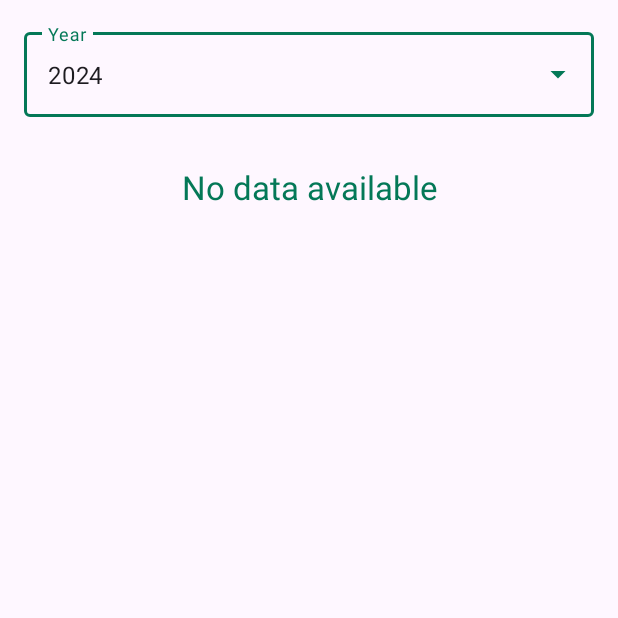
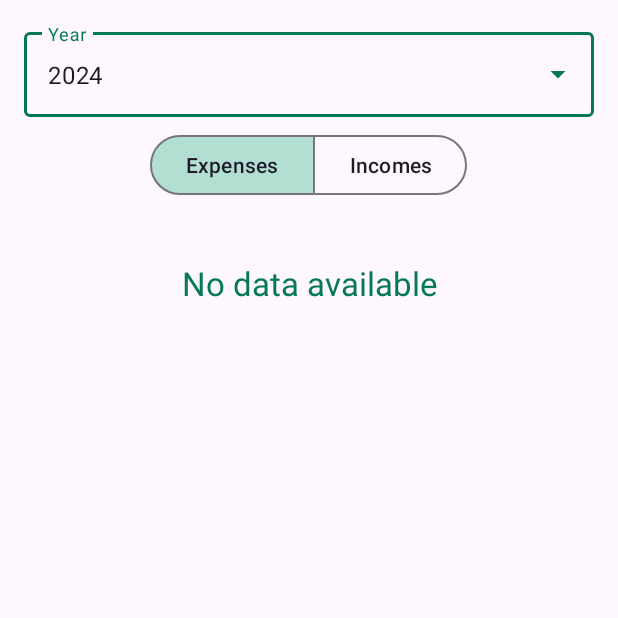
Before and after one commit to ferrariofilippo/SaveApp_Kotlin, an Android app built with Jetpack Compose: the fragment StatsByTagFragment shown on its own in the app's theme, on a phone screen of 412 x 824 dp, the top half of it. Run offline under Robolectric (Android 15) with nearby library versions, the phone set to English and light mode, and no system bars; our stand-ins replace data binding; libraries missing offline, so code that uses them is left out: com.github.mikephil.charting; plain views replace PieChart; 11 statements that could not run were skipped.

Commit message:
Feature: Added income statistics

```diff
--- a/app/src/main/java/com/ferrariofilippo/saveapp/view/StatsByTagFragment.kt
+++ b/app/src/main/java/com/ferrariofilippo/saveapp/view/StatsByTagFragment.kt
@@ -63,6 +63,13 @@ class StatsByTagFragment : Fragment() {
     }
 
     private fun setupGraph() {
+        binding.byTagTypeToggle.addOnButtonCheckedListener { _, checkedId, isChecked ->
+            if (isChecked) {
+                viewModel.setType(checkedId == binding.byTagExpensesButton.id)
+            }
+        }
+        binding.byTagTypeToggle.check(binding.byTagExpensesButton.id)
+
         viewModel.onMovementsChangeCallback = { updateGraph() }
         binding.tagsPieChart.description.text = ""
         binding.tagsPieChart.setUsePercentValues(true)
--- a/app/src/main/java/com/ferrariofilippo/saveapp/view/viewmodels/StatsByTagViewModel.kt
+++ b/app/src/main/java/com/ferrariofilippo/saveapp/view/viewmodels/StatsByTagViewModel.kt
@@ -31,7 +31,9 @@ class StatsByTagViewModel(application: Application) : AndroidViewModel(applicati
 
     private val _tagSums: MutableMap<Int, Double> = mutableMapOf()
 
-    private val _setLabel: String = application.getString(R.string.expenses_by_tag)
+    private var _setLabel: String = application.getString(R.string.expenses_by_tag)
+
+    private val _isShowingExpenses: MutableLiveData<Boolean> = MutableLiveData(true)
 
     private val _tagSumItems: MutableLiveData<List<TagMovementsSum>> = MutableLiveData(listOf())
     val tagSumItems get(): LiveData<List<TagMovementsSum>> = _tagSumItems
@@ -55,12 +57,11 @@ class StatsByTagViewModel(application: Application) : AndroidViewModel(applicati
             tags.let {
                 _tagSums.clear()
                 tags.forEach {
-                    if (!it.isIncome)
+                    if (_isShowingExpenses.value!! xor it.isIncome)
                         _tagSums[it.id] = 0.0
                 }
             }
-            calculateSums()
-            updateEntries()
+            calculateSums(_isShowingExpenses.value!!)
         }
         _year.observeForever { value ->
             viewModelScope.launch {
@@ -69,8 +70,24 @@ class StatsByTagViewModel(application: Application) : AndroidViewModel(applicati
                 _tagSums.keys.forEach {
                     _tagSums[it] = 0.0
                 }
-                calculateSums()
-                updateEntries()
+                calculateSums(_isShowingExpenses.value!!)
+            }
+        }
+        _isShowingExpenses.observeForever { value ->
+            _setLabel = if (value)
+                application.getString(R.string.expenses_by_tag)
+            else
+                application.getString(R.string.incomes_by_tag)
+
+            viewModelScope.launch {
+                _movements = _app.movementRepository.getAllTaggedByYear(_year.value!!)
+                _showEmptyMessage.value = _movements.isEmpty()
+                _tagSums.clear()
+                _tags.value?.forEach {
+                    if (value xor it.isIncome)
+                        _tagSums[it.id] = 0.0
+                }
+                calculateSums(value)
             }
         }
     }
@@ -80,15 +97,20 @@ class StatsByTagViewModel(application: Application) : AndroidViewModel(applicati
         _year.value = value
     }
 
-    private fun calculateSums() {
+    fun setType(isExpenses: Boolean) {
+        _isShowingExpenses.value = isExpenses
+    }
+
+    private fun calculateSums(selectExpenses: Boolean) {
         _movements.forEach {
-            if (!TagUtil.incomeTagIds.contains(it.tagId)) {
+            if (selectExpenses xor TagUtil.incomeTagIds.contains(it.tagId)) {
                 _tagSums[it.tagId] = (_tagSums[it.tagId] ?: 0.0) + it.amount
             }
         }
+        updateEntries(selectExpenses)
     }
 
-    private fun updateEntries() {
+    private fun updateEntries(selectExpenses: Boolean) {
         var generalSum = 0.0
         _tagSums.values.forEach { generalSum += it }
 
@@ -98,7 +120,7 @@ class StatsByTagViewModel(application: Application) : AndroidViewModel(applicati
         _tags.value?.forEach {
             val sum = _tagSums[it.id] ?: 0.0
             val percentage = if (generalSum != 0.0) sum * 100.0 / generalSum else 0.0
-            if (!it.isIncome) {
+            if (selectExpenses xor it.isIncome) {
                 items.add(TagMovementsSum(it.id, it.name, it.color, sum, percentage))
             }
 
--- a/app/src/main/res/layout/fragment_stats_by_tag.xml
+++ b/app/src/main/res/layout/fragment_stats_by_tag.xml
@@ -3,8 +3,8 @@
 <!-- Licensed under the MIT License. See the LICENSE. -->
 
 <layout xmlns:android="http://schemas.android.com/apk/res/android"
+    xmlns:app="http://schemas.android.com/apk/res-auto"
     xmlns:tools="http://schemas.android.com/tools">
-
     <data>
         <import type="android.view.View" />
         <variable
@@ -36,6 +36,30 @@
 
             </com.google.android.material.textfield.TextInputLayout>
 
+            <com.google.android.material.button.MaterialButtonToggleGroup
+                android:id="@+id/byTagTypeToggle"
+                android:layout_width="wrap_content"
+                android:layout_height="wrap_content"
+                android:layout_gravity="center"
+                android:layout_marginVertical="8dp"
+                app:selectionRequired="true"
+                app:singleSelection="true">
+
+                <Button
+                    android:id="@+id/byTagExpensesButton"
+                    style="?attr/materialButtonOutlinedStyle"
+                    android:layout_width="wrap_content"
+                    android:layout_height="wrap_content"
+                    android:text="@string/expenses" />
+
+                <Button
+                    android:id="@+id/byTagIncomesButton"
+                    style="?attr/materialButtonOutlinedStyle"
+                    android:layout_width="wrap_content"
+                    android:layout_height="wrap_content"
+                    android:text="@string/incomes" />
+            </com.google.android.material.button.MaterialButtonToggleGroup>
+
             <com.github.mikephil.charting.charts.PieChart
                 android:id="@+id/tagsPieChart"
                 android:layout_width="match_parent"
--- a/app/src/main/res/values/strings.xml
+++ b/app/src/main/res/values/strings.xml
@@ -201,4 +201,6 @@
     <string name="import_movements_note">Note: to import new movements, set their IDs to 0.</string>
     <string name="import_budgets_note">Note: to import new budgets, set their IDs to 0.</string>
     <string name="import_subscriptions_note">Note: to import new subscriptions, set their IDs to 0.</string>
+    <string name="incomes_by_tag">Incomes by tag</string>
+    <string name="incomes_by_month">Incomes by month</string>
 </resources>
--- a/build.gradle
+++ b/build.gradle
@@ -1,7 +1,7 @@
 // Top-level build file where you can add configuration options common to all sub-projects/modules.
 plugins {
-    id 'com.android.application' version '8.1.4' apply false
-    id 'com.android.library' version '8.1.4' apply false
+    id 'com.android.application' version '8.2.1' apply false
+    id 'com.android.library' version '8.2.1' apply false
     id 'org.jetbrains.kotlin.android' version '1.9.10' apply false
     id 'com.google.devtools.ksp' version '1.9.10-1.0.13' apply false
 }
```
Also changed, not shown: app/build.gradle (+5 -5 lines), app/src/main/java/com/ferrariofilippo/saveapp/view/StatsByMonthFragment.kt (+7 -0 lines), app/src/main/java/com/ferrariofilippo/saveapp/view/viewmodels/StatsByMonthViewModel.kt (+30 -10 lines), app/src/main/res/layout/fragment_stats_by_month.xml (+26 -1 lines), 1 other file.
